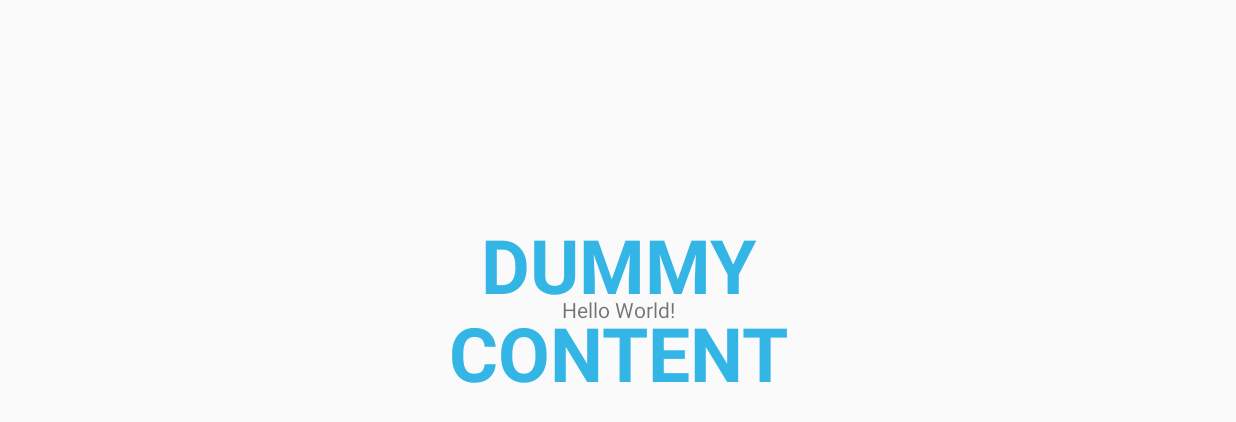
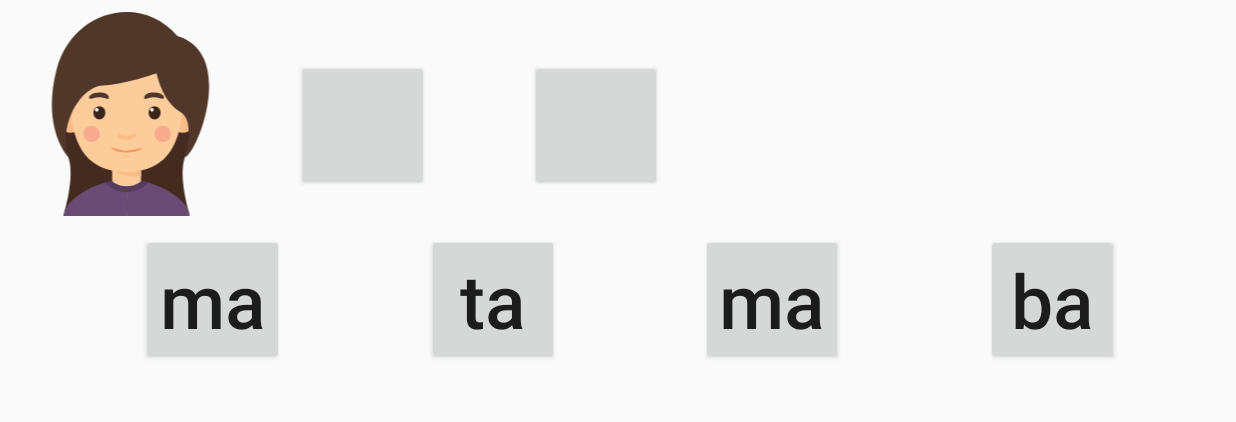
Before and after one commit to Mantykora/Syllable, an Android app: the screen it shows after launch (MainActivity before the commit, SyllableActivity after it), on a phone screen of 824 x 412 dp (held sideways). Shown: the top 422 px of the screen. Run offline under Robolectric (Android 15) with nearby library versions, the phone set to English and light mode, and no system bars.

Commit message:
feat: add layout for syllable

```diff
--- a/app/build.gradle
+++ b/app/build.gradle
@@ -31,4 +31,5 @@ dependencies {
     testImplementation 'junit:junit:4.12'
     androidTestImplementation 'com.android.support.test:runner:1.0.2'
     androidTestImplementation 'com.android.support.test.espresso:espresso-core:3.0.2'
+    implementation 'com.android.support:cardview-v7:27.1.1'
 }
--- /dev/null
+++ b/app/src/main/java/eu/mantykora/sylaby/SyllableActivity.kt
@@ -0,0 +1,33 @@
+package eu.mantykora.sylaby
+
+import android.support.v7.app.AppCompatActivity
+import android.os.Bundle
+import android.view.View
+
+class SyllableActivity : AppCompatActivity() {
+    override fun onResume() {
+        super.onResume()
+        window.decorView.systemUiVisibility =  View.SYSTEM_UI_FLAG_LOW_PROFILE or
+                View.SYSTEM_UI_FLAG_FULLSCREEN or
+                View.SYSTEM_UI_FLAG_LAYOUT_STABLE or
+                View.SYSTEM_UI_FLAG_IMMERSIVE_STICKY or
+                View.SYSTEM_UI_FLAG_LAYOUT_HIDE_NAVIGATION or
+                View.SYSTEM_UI_FLAG_HIDE_NAVIGATION
+        supportActionBar?.hide()
+
+    }
+
+    override fun onCreate(savedInstanceState: Bundle?) {
+        super.onCreate(savedInstanceState)
+        setContentView(R.layout.activity_syllable)
+
+//        window.decorView.systemUiVisibility =  View.SYSTEM_UI_FLAG_LOW_PROFILE or
+//                View.SYSTEM_UI_FLAG_FULLSCREEN or
+//                View.SYSTEM_UI_FLAG_LAYOUT_STABLE or
+//                View.SYSTEM_UI_FLAG_IMMERSIVE_STICKY or
+//                View.SYSTEM_UI_FLAG_LAYOUT_HIDE_NAVIGATION or
+//                View.SYSTEM_UI_FLAG_HIDE_NAVIGATION
+//        supportActionBar?.hide()
+
+    }
+}
--- /dev/null
+++ b/app/src/main/res/drawable/ic_girly.xml
@@ -0,0 +1,26 @@
+<vector android:height="24dp" android:viewportHeight="207.964"
+    android:viewportWidth="207.964" android:width="24dp" xmlns:android="http://schemas.android.com/apk/res/android">
+    <path android:fillColor="#432B1F" android:pathData="M40.634,148.18c6.989,19.495 -3.968,55.375 -3.968,55.375h63.346V93.325l-69.52,13.325C30.493,106.649 34.315,130.553 40.634,148.18z"/>
+    <path android:fillColor="#432B1F" android:pathData="M159.452,148.18c-6.989,19.495 3.969,55.375 3.969,55.375h-63.347V93.325l69.519,13.325C169.593,106.649 165.772,130.553 159.452,148.18z"/>
+    <path android:fillColor="#FDCC9B" android:pathData="M85.315,157.699h29.395v32.922h-29.395z"/>
+    <path android:fillColor="#FCBC85" android:pathData="M85.315,161.577c0,0 12.365,7.874 29.395,6.05v-9.928H85.315V161.577z"/>
+    <path android:fillColor="#FCBC85" android:pathData="M28.585,106.649a14.343,16.364 0,1 0,28.686 0a14.343,16.364 0,1 0,-28.686 0z"/>
+    <path android:fillColor="#FCBC85" android:pathData="M142.753,106.649a14.343,16.364 0,1 0,28.686 0a14.343,16.364 0,1 0,-28.686 0z"/>
+    <path android:fillColor="#FDCC9B" android:pathData="M157.038,75.394c0,-24.103 -17.637,-41.741 -57.025,-41.741c-39.39,0 -57.026,17.637 -57.026,41.741c0,24.104 -4.115,87.597 57.026,87.597C161.153,162.99 157.038,99.498 157.038,75.394z"/>
+    <path android:fillColor="#3B2519" android:pathData="M66.064,102.731a6.173,6.761 0,1 0,12.346 0a6.173,6.761 0,1 0,-12.346 0z"/>
+    <path android:fillColor="#FFFFFF" android:pathData="M69.545,99.746m-1.846,0a1.846,1.846 0,1 1,3.692 0a1.846,1.846 0,1 1,-3.692 0"/>
+    <path android:fillColor="#51362A" android:pathData="M62.362,88.154c2.918,1.118 7.606,-3.798 18.334,0.478c1.956,0.78 3.124,-6.668 -8.377,-6.668C62.362,81.964 60.598,87.479 62.362,88.154z"/>
+    <path android:fillColor="#3B2519" android:pathData="M122.377,102.731a6.173,6.761 0,1 0,12.346 0a6.173,6.761 0,1 0,-12.346 0z"/>
+    <path android:fillColor="#FFFFFF" android:pathData="M125.859,99.746m-1.847,0a1.847,1.847 0,1 1,3.694 0a1.847,1.847 0,1 1,-3.694 0"/>
+    <path android:fillColor="#51362A" android:pathData="M137.663,88.154c-2.919,1.118 -7.605,-3.798 -18.335,0.478c-1.955,0.78 -3.123,-6.668 8.378,-6.668C137.663,81.964 139.426,87.479 137.663,88.154z"/>
+    <path android:fillColor="#FCBC85" android:pathData="M100.012,126.511c-6.1,0 -9.774,-4.556 -9.774,-2.352c0,2.205 1.764,6.394 9.774,6.394c8.01,0 9.773,-4.189 9.773,-6.394C109.786,121.955 106.112,126.511 100.012,126.511z"/>
+    <path android:fillColor="#FCBC85" android:pathData="M100.012,146.782c-2.109,0 -3.381,-1.576 -3.381,-0.813s0.61,2.211 3.381,2.211s3.381,-1.448 3.381,-2.211S102.122,146.782 100.012,146.782z"/>
+    <path android:fillColor="#F7945E" android:pathData="M100.012,141.165c-9.668,0 -15.493,-3.936 -15.493,-2.939c0,0.998 2.796,4.924 15.493,4.924c12.697,0 15.492,-3.926 15.492,-4.924C115.504,137.228 109.68,141.165 100.012,141.165z"/>
+    <path android:fillColor="#F9AA8D" android:pathData="M64.298,124.336m-8.378,0a8.378,8.378 0,1 1,16.756 0a8.378,8.378 0,1 1,-16.756 0"/>
+    <path android:fillColor="#F9AA8D" android:pathData="M136.756,124.336m-8.377,0a8.377,8.377 0,1 1,16.754 0a8.377,8.377 0,1 1,-16.754 0"/>
+    <path android:fillColor="#694B74" android:pathData="M100.012,170.927v37.038H35.639C35.639,192.973 66.208,170.927 100.012,170.927z"/>
+    <path android:fillColor="#694B74" android:pathData="M100.012,170.927v37.038h64.372C164.384,192.973 133.816,170.927 100.012,170.927z"/>
+    <path android:fillColor="#563C60" android:pathData="M99.821,170.927c-7.271,0 -14.715,1.005 -21.933,2.72c0.049,0.063 8.006,10.214 21.933,10.214c12.898,0 21.472,-8.693 22.715,-10.03C115.076,172 107.355,170.927 99.821,170.927z"/>
+    <path android:fillColor="#FDCC9B" android:pathData="M85.315,172.209c0,0 4.299,5.332 14.697,5.332c10.398,0 14.697,-5.332 14.697,-5.332S99.461,166.657 85.315,172.209z"/>
+    <path android:fillColor="#51362A" android:pathData="M151.747,24.541C114.709,-19.552 44.162,-1.915 28.584,58.933c-15.577,60.847 12.05,89.247 12.05,89.247C30.04,112.321 54.744,75.247 75.908,74.806c21.165,-0.441 54.675,-12.346 54.675,-12.346s5.625,28.622 23.81,39.132c13.669,7.9 8.477,31.122 4.949,46.588C172.569,143.149 211.712,42.619 151.747,24.541z"/>
+</vector>
--- a/app/src/main/res/layout/activity_main.xml
+++ b/app/src/main/res/layout/activity_main.xml
@@ -7,48 +7,94 @@
     tools:context=".MainActivity">
 
     <TextView
+        android:id="@+id/fullscreen_content"
         android:layout_width="wrap_content"
         android:layout_height="wrap_content"
-        android:text="Hello World!"
-        app:layout_constraintBottom_toBottomOf="parent"
-        app:layout_constraintLeft_toLeftOf="parent"
-        app:layout_constraintRight_toRightOf="parent"
+        android:layout_marginEnd="8dp"
+        android:layout_marginStart="8dp"
+        android:layout_marginTop="8dp"
+        android:gravity="top"
+        android:keepScreenOn="true"
+        android:text="Wybierz poziom"
+        android:textColor="#33b5e5"
+        android:textSize="30sp"
+        android:textStyle="bold"
+        app:layout_constraintEnd_toEndOf="parent"
+        app:layout_constraintStart_toStartOf="parent"
         app:layout_constraintTop_toTopOf="parent" />
-    <TextView
-        android:id="@+id/fullscreen_content"
-        android:layout_width="match_parent"
-        android:layout_height="match_parent"
-        android:gravity="center"
-        android:keepScreenOn="true"
-        android:text="@string/dummy_content"
-        android:textColor="#33b5e5"
-        android:textSize="50sp"
-        android:textStyle="bold" />
 
-    <FrameLayout
-        android:layout_width="match_parent"
-        android:layout_height="match_parent"
-        android:fitsSystemWindows="true">
 
-        <LinearLayout
-            android:id="@+id/fullscreen_content_controls"
-            style="?metaButtonBarStyle"
-            android:layout_width="match_parent"
+    <android.support.v7.widget.CardView
+        android:id="@+id/level1_cv"
+        android:layout_width="133dp"
+        android:layout_height="121dp"
+        android:layout_marginEnd="8dp"
+        android:layout_marginStart="8dp"
+        android:layout_marginTop="24dp"
+        app:layout_constraintEnd_toStartOf="@+id/level2_cv"
+        app:layout_constraintHorizontal_bias="0.592"
+        app:layout_constraintStart_toStartOf="parent"
+        app:layout_constraintTop_toBottomOf="@+id/fullscreen_content">
+
+
+        <TextView
+            android:id="@+id/textView"
+            android:layout_width="wrap_content"
             android:layout_height="wrap_content"
-            android:layout_gravity="bottom|center_horizontal"
-            android:background="@color/black_overlay"
-            android:orientation="horizontal"
-            tools:ignore="UselessParent">
+            android:layout_gravity="center_horizontal"
+            android:layout_marginTop="16dp"
+            android:text="Poziom I"
+            android:textStyle="bold" />
+    </android.support.v7.widget.CardView>
 
-            <Button
-                android:id="@+id/dummy_button"
-                style="?metaButtonBarButtonStyle"
-                android:layout_width="0dp"
-                android:layout_height="wrap_content"
-                android:layout_weight="1"
-                android:text="@string/dummy_button" />
+    <android.support.v7.widget.CardView
+        android:id="@+id/level2_cv"
+        android:layout_width="133dp"
+        android:layout_height="121dp"
+        android:layout_marginEnd="8dp"
+        android:layout_marginStart="8dp"
+        android:layout_marginTop="24dp"
+        app:layout_constraintEnd_toStartOf="@+id/level3_cv"
+        app:layout_constraintStart_toEndOf="@+id/level1_cv"
+        app:layout_constraintTop_toBottomOf="@+id/fullscreen_content">
 
-        </LinearLayout>
-    </FrameLayout>
+        <TextView
+            android:id="@+id/textView2"
+            android:layout_width="wrap_content"
+            android:layout_height="wrap_content"
+            android:layout_gravity="center_horizontal"
+            android:layout_marginTop="16dp"
+            android:text="Poziom II"
+            android:textStyle="bold" />
+    </android.support.v7.widget.CardView>
+
+
+    <android.support.v7.widget.CardView
+        android:id="@+id/level3_cv"
+        android:layout_width="131dp"
+        android:layout_height="121dp"
+        android:layout_marginEnd="8dp"
+        android:layout_marginStart="8dp"
+        android:layout_marginTop="24dp"
+        app:layout_constraintEnd_toEndOf="parent"
+        app:layout_constraintHorizontal_bias="0.548"
+        app:layout_constraintStart_toEndOf="@+id/level2_cv"
+        app:layout_constraintTop_toBottomOf="@+id/fullscreen_content">
+
+        <TextView
+            android:id="@+id/textView3"
+            android:layout_width="wrap_content"
+            android:layout_height="wrap_content"
+            android:layout_gravity="center_horizontal"
+            android:layout_marginTop="16dp"
+            android:text="Poziom III"
+            android:textStyle="bold" />
+    </android.support.v7.widget.CardView>
+
+
+
+
+
+
 
 </android.support.constraint.ConstraintLayout>
--- /dev/null
+++ b/app/src/main/res/layout/activity_syllable.xml
@@ -0,0 +1,77 @@
+<?xml version="1.0" encoding="utf-8"?>
+<android.support.constraint.ConstraintLayout xmlns:android="http://schemas.android.com/apk/res/android"
+    xmlns:app="http://schemas.android.com/apk/res-auto"
+    xmlns:tools="http://schemas.android.com/tools"
+    android:layout_width="match_parent"
+    android:layout_height="match_parent"
+    tools:context=".SyllableActivity">
+
+    <ImageView
+        android:id="@+id/imageView"
+        android:layout_width="142dp"
+        android:layout_height="136dp"
+        android:layout_marginStart="16dp"
+        android:layout_marginTop="8dp"
+        android:src="@drawable/ic_girly"
+        app:layout_constraintStart_toStartOf="parent"
+        app:layout_constraintTop_toTopOf="parent" />
+
+    <Button
+        android:id="@+id/button"
+        style="@style/button_style"
+        android:layout_marginStart="40dp"
+        android:layout_marginTop="40dp"
+        app:layout_constraintStart_toEndOf="@+id/imageView"
+        app:layout_constraintTop_toTopOf="parent"
+        tools:text="ma" />
+
+    <Button
+        android:id="@+id/button2"
+        style="@style/button_style"
+        android:layout_marginEnd="8dp"
+        android:layout_marginStart="8dp"
+        app:layout_constraintEnd_toEndOf="parent"
+        app:layout_constraintHorizontal_bias="0.137"
+        app:layout_constraintStart_toEndOf="@+id/button"
+        app:layout_constraintTop_toTopOf="@+id/button" />
+
+    <Button
+        android:id="@+id/button3"
+        style="@style/button_style"
+        android:layout_marginStart="24dp"
+        android:layout_marginTop="12dp"
+        android:text="ma"
+
+        app:layout_constraintEnd_toStartOf="@+id/button4"
+        app:layout_constraintStart_toStartOf="parent"
+        app:layout_constraintTop_toBottomOf="@+id/imageView" />
+
+    <Button
+        android:id="@+id/button4"
+        style="@style/button_style"
+        android:layout_marginStart="24dp"
+        android:text="ta"
+        app:layout_constraintEnd_toStartOf="@+id/button5"
+        app:layout_constraintStart_toEndOf="@+id/button3"
+        app:layout_constraintTop_toTopOf="@+id/button3" />
+
+    <Button
+        android:id="@+id/button5"
+        style="@style/button_style"
+        android:layout_marginStart="24dp"
+        android:text="ma"
+        app:layout_constraintEnd_toStartOf="@+id/button6"
+        app:layout_constraintStart_toEndOf="@+id/button4"
+        app:layout_constraintTop_toTopOf="@+id/button4" />
+
+    <Button
+        android:id="@+id/button6"
+
+        style="@style/button_style"
+        android:layout_marginEnd="8dp"
+        android:layout_marginStart="24dp"
+        android:text="ba"
+        app:layout_constraintEnd_toEndOf="parent"
+        app:layout_constraintStart_toEndOf="@+id/button5"
+        app:layout_constraintTop_toTopOf="@+id/button5" />
+</android.support.constraint.ConstraintLayout>
--- a/app/src/main/res/values/styles.xml
+++ b/app/src/main/res/values/styles.xml
@@ -12,6 +12,7 @@
         <item name="android:actionBarStyle">@style/FullscreenActionBarStyle</item>
         <item name="android:windowActionBarOverlay">true</item>
         <item name="android:windowBackground">@null</item>
+        <item name="android:textAllCaps">false</item>
         <item name="metaButtonBarStyle">?android:attr/buttonBarStyle</item>
         <item name="metaButtonBarButtonStyle">?android:attr/buttonBarButtonStyle</item>
     </style>
@@ -20,4 +21,12 @@
         <item name="android:background">@color/black_overlay</item>
     </style>
 
+    <style name="button_style">
+        <item name="android:layout_width">wrap_content</item>
+        <item name="android:layout_height">wrap_content</item>
+        <item name="android:textSize">50sp</item>
+        <item name="android:textAllCaps">false</item>
+
+    </style>
+
 </resources>
```
Also changed, not shown: app/src/main/AndroidManifest.xml (+12 -6 lines), app/src/main/java/eu/mantykora/sylaby/FullscreenActivity.kt (deleted, +0 -133 lines), app/src/main/java/eu/mantykora/sylaby/MainActivity.kt (+36 -4 lines), app/src/main/res/layout/activity_fullscreen.xml (deleted, +0 -51 lines).
